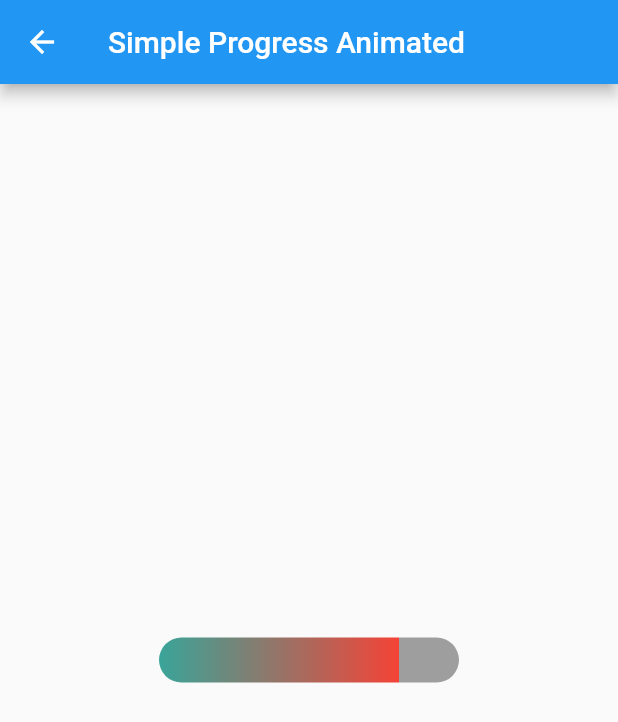
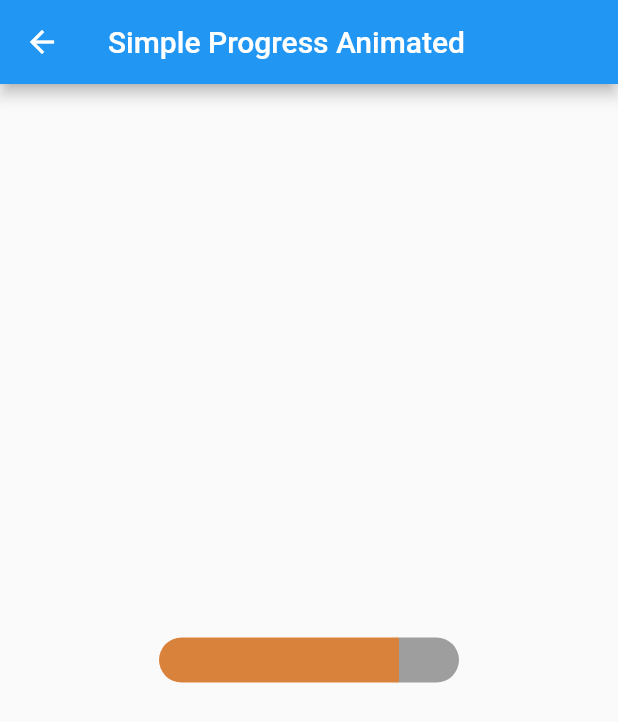
Before and after one commit to GlaidsonRM/simple_progress, a Flutter app: the ProgressBarAnimated screen opened directly, on a phone screen of 412 x 824 dp. Shown: the top 722 px of the screen. Run offline on Flutter 3.47's test engine with Material 2 defaults, Android fonts, the phone set to English and light mode, and no system bars.

Commit message:
update Readme

```diff
--- a/example/lib/main.dart
+++ b/example/lib/main.dart
@@ -9,7 +9,6 @@ void main() {
 class MyApp extends StatelessWidget {
   const MyApp({Key? key}) : super(key: key);
 
-  // This widget is the root of your application.
   @override
   Widget build(BuildContext context) {
     return MaterialApp(
--- a/lib/src/simple_progress_bar_animated.dart
+++ b/lib/src/simple_progress_bar_animated.dart
@@ -45,8 +45,8 @@ class _SimpleProgressBarAnimatedState extends State<SimpleProgressBarAnimated> {
             flex: widget.progress.toInt(),
             child: AnimatedContainer(
               decoration: BoxDecoration(
-                gradient: LinearGradient(colors: [widget.colorProgress!, Colors.red]),
-                  //color: widget.colorProgress,
+                //gradient: LinearGradient(colors: [widget.colorProgress!, Colors.red]),
+                  color: widget.colorProgress,
                   borderRadius: BorderRadius.only(
                     topLeft: Radius.circular(shapeProgress),
                     bottomLeft: Radius.circular(shapeProgress),
@@ -91,6 +91,10 @@ class _SimpleProgressBarAnimatedState extends State<SimpleProgressBarAnimated> {
   List<Color> colors = [
     Colors.green,
     Colors.blue,
+    Colors.red,
+    Colors.teal,
+    Colors.orange,
+    Colors.amber
   ];
 
   @override
--- a/pubspec.yaml
+++ b/pubspec.yaml
@@ -1,7 +1,7 @@
 name: simple_progress
-description: A new Flutter project.
-version: 0.0.1
-homepage:
+description: Progress bar for simple and progress bar with animations.
+version: 1.0.1
+homepage: https://github.com/GlaidsonRM/simple_progress
 
 environment:
   sdk: ">=2.17.6 <3.0.0"
```
Also changed, not shown: example/pubspec.lock, examples/ProgressBarAnimated.gif (added), examples/ProgressBarExample.png (added), 3 other files.
